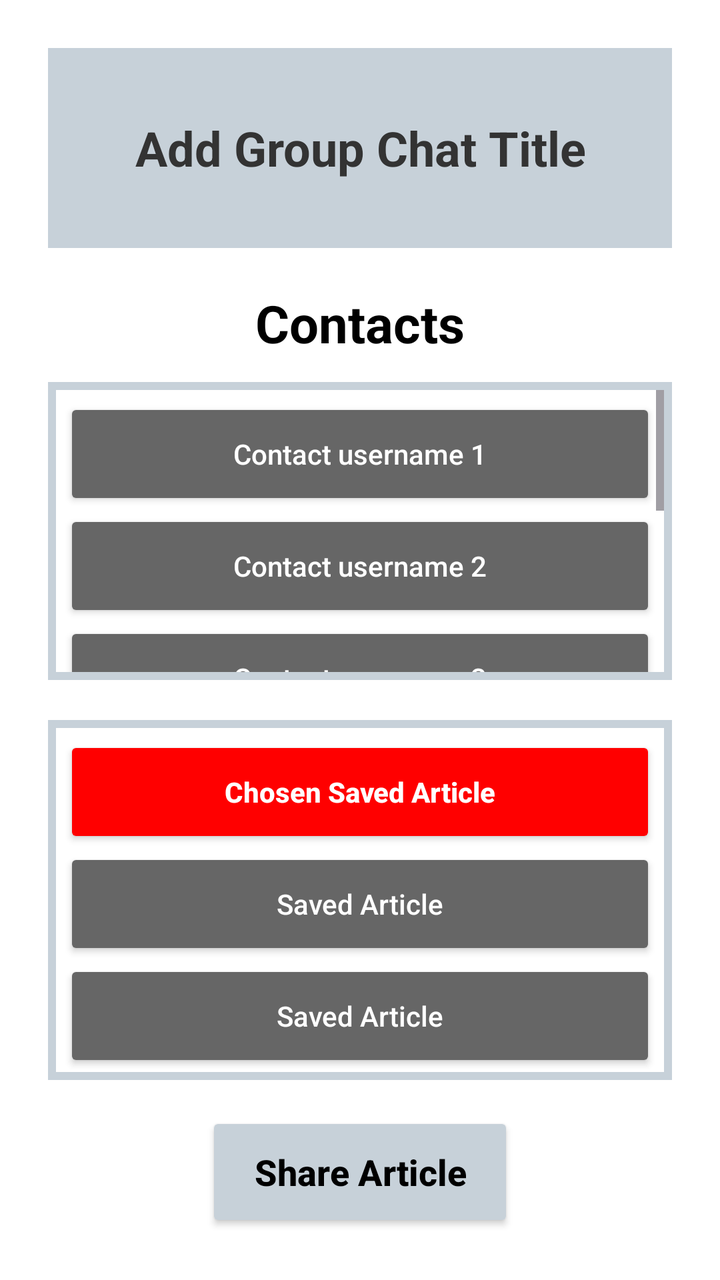
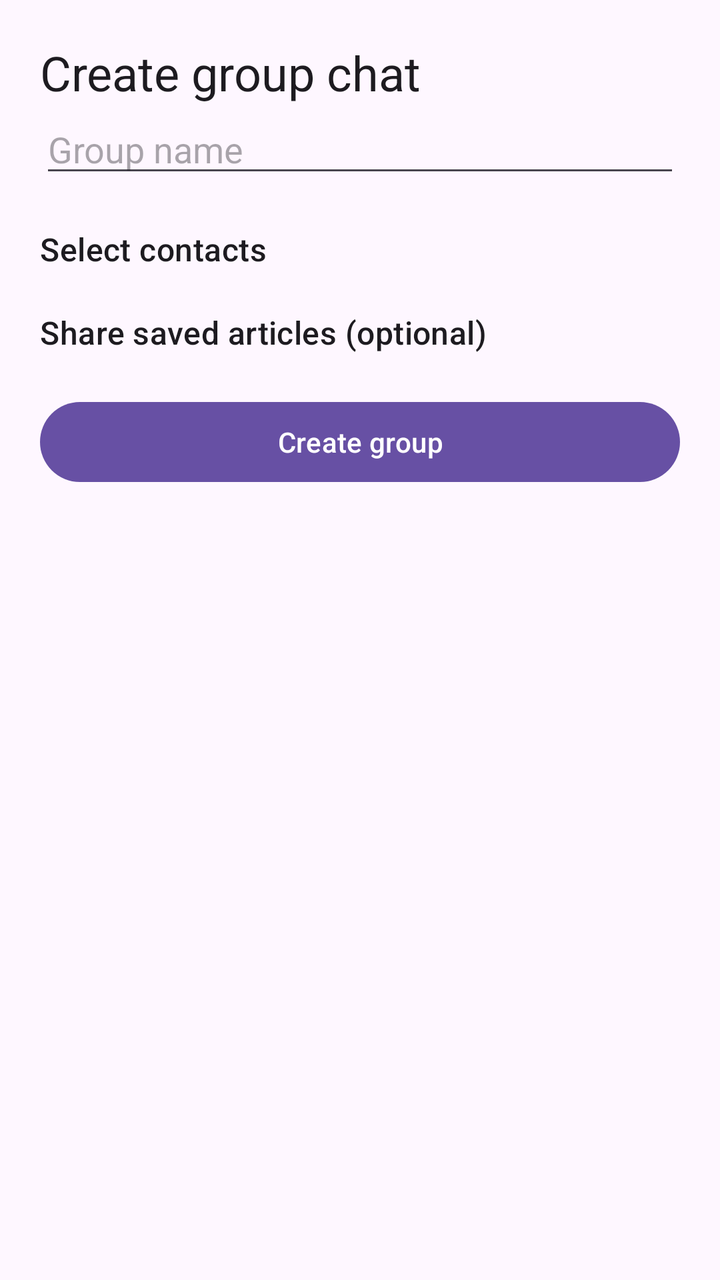

The first picture is an Android layout as it rendered before a commit; the second is the same layout after the commit. The layout source and the unified diff follow.
<!-- AndroidManifest.xml: application theme Theme.MyApplication -->
<!-- res/layout/activity_create_group_chat.xml -->
<?xml version="1.0" encoding="utf-8"?>
<androidx.constraintlayout.widget.ConstraintLayout
    xmlns:android="http://schemas.android.com/apk/res/android"
    xmlns:app="http://schemas.android.com/apk/res-auto"
    xmlns:tools="http://schemas.android.com/tools"
    android:id="@+id/main"
    android:layout_width="match_parent"
    android:layout_height="match_parent"
    android:background="#FFFFFF"
    tools:context=".CreateGroupChat">

    <LinearLayout
        android:layout_width="0dp"
        android:layout_height="0dp"
        android:orientation="vertical"
        android:padding="24dp"
        app:layout_constraintTop_toTopOf="parent"
        app:layout_constraintBottom_toBottomOf="parent"
        app:layout_constraintStart_toStartOf="parent"
        app:layout_constraintEnd_toEndOf="parent">

        <EditText
            android:id="@+id/edtGroupTitle"
            android:layout_width="match_parent"
            android:layout_height="100dp"
            android:backgroundTint="#C7D1D9"
            android:background="#C7D1D9"
            android:gravity="center"
            android:hint="Add Group Chat Title"
            android:inputType="textCapWords"
            android:maxLength="60"
            android:maxLines="1"
            android:padding="16dp"
            android:textColor="#000000"
            android:textColorHint="#333333"
            android:textSize="24sp"
            android:textStyle="bold" />

        <TextView
            android:id="@+id/txtContacts"
            android:layout_width="match_parent"
            android:layout_height="wrap_content"
            android:layout_marginTop="20dp"
            android:layout_marginBottom="12dp"
            android:gravity="center"
            android:text="Contacts"
            android:textColor="#000000"
            android:textSize="26sp"
            android:textStyle="bold" />

        <ScrollView
            android:id="@+id/scrollContacts"
            android:layout_width="match_parent"
            android:layout_height="0dp"
            android:layout_weight="1"
            android:background="#C7D1D9"
            android:padding="4dp"
            android:scrollbars="vertical">

            <LinearLayout
                android:id="@+id/contactsContainer"
                android:layout_width="match_parent"
                android:layout_height="wrap_content"
                android:background="#FFFFFF"
                android:orientation="vertical"
                android:padding="4dp">

                <androidx.appcompat.widget.AppCompatButton
                    android:id="@+id/btnContact1"
                    android:layout_width="match_parent"
                    android:layout_height="56dp"
                    android:backgroundTint="#666666"
                    android:text="Contact username 1"
                    android:textAllCaps="false"
                    android:textColor="#FFFFFF" />

                <androidx.appcompat.widget.AppCompatButton
                    android:id="@+id/btnContact2"
                    android:layout_width="match_parent"
                    android:layout_height="56dp"
                    android:backgroundTint="#666666"
                    android:text="Contact username 2"
                    android:textAllCaps="false"
                    android:textColor="#FFFFFF" />

                <androidx.appcompat.widget.AppCompatButton
                    android:id="@+id/btnContact3"
                    android:layout_width="match_parent"
                    android:layout_height="56dp"
                    android:backgroundTint="#666666"
                    android:text="Contact username 3"
                    android:textAllCaps="false"
                    android:textColor="#FFFFFF" />

                <androidx.appcompat.widget.AppCompatButton
                    android:id="@+id/btnContact4"
                    android:layout_width="match_parent"
                    android:layout_height="56dp"
                    android:backgroundTint="#666666"
                    android:text="Contact username 4"
                    android:textAllCaps="false"
                    android:textColor="#FFFFFF" />

                <androidx.appcompat.widget.AppCompatButton
                    android:id="@+id/btnContact5"
                    android:layout_width="match_parent"
                    android:layout_height="56dp"
                    android:backgroundTint="#666666"
                    android:text="Contact username 5"
                    android:textAllCaps="false"
                    android:textColor="#FFFFFF" />

                <androidx.appcompat.widget.AppCompatButton
                    android:id="@+id/btnContact6"
                    android:layout_width="match_parent"
                    android:layout_height="56dp"
                    android:backgroundTint="#666666"
                    android:text="Contact username 6"
                    android:textAllCaps="false"
                    android:textColor="#FFFFFF" />

            </LinearLayout>
        </ScrollView>

        <ScrollView
            android:id="@+id/scrollSavedArticles"
            android:layout_width="match_parent"
            android:layout_height="180dp"
            android:layout_marginTop="20dp"
            android:background="#C7D1D9"
            android:padding="4dp"
            android:scrollbars="vertical">

            <LinearLayout
                android:id="@+id/articlesContainer"
                android:layout_width="match_parent"
                android:layout_height="wrap_content"
                android:background="#FFFFFF"
                android:orientation="vertical"
                android:padding="4dp">

                <androidx.appcompat.widget.AppCompatButton
                    android:id="@+id/btnArticle1"
                    android:layout_width="match_parent"
                    android:layout_height="56dp"
                    android:backgroundTint="#FF0000"
                    android:text="Chosen Saved Article"
                    android:textAllCaps="false"
                    android:textColor="#FFFFFF"
                    android:textStyle="bold" />

                <androidx.appcompat.widget.AppCompatButton
                    android:id="@+id/btnArticle2"
                    android:layout_width="match_parent"
                    android:layout_height="56dp"
                    android:backgroundTint="#666666"
                    android:text="Saved Article"
                    android:textAllCaps="false"
                    android:textColor="#FFFFFF" />

                <androidx.appcompat.widget.AppCompatButton
                    android:id="@+id/btnArticle3"
                    android:layout_width="match_parent"
                    android:layout_height="56dp"
                    android:backgroundTint="#666666"
                    android:text="Saved Article"
                    android:textAllCaps="false"
                    android:textColor="#FFFFFF" />

            </LinearLayout>
        </ScrollView>

        <androidx.appcompat.widget.AppCompatButton
            android:id="@+id/btnShareArticle"
            android:layout_width="wrap_content"
            android:layout_height="60dp"
            android:layout_gravity="center_horizontal"
            android:layout_marginTop="16dp"
            android:backgroundTint="#C7D1D9"
            android:paddingStart="24dp"
            android:paddingEnd="24dp"
            android:text="Share Article"
            android:textAllCaps="false"
            android:textColor="#000000"
            android:textSize="18sp"
            android:textStyle="bold" />

    </LinearLayout>

</androidx.constraintlayout.widget.ConstraintLayout>
<!-- resources referenced by this layout -->
<resources>
  <style name="Theme.MyApplication" parent="Base.Theme.MyApplication" />
  <style name="Base.Theme.MyApplication" parent="Theme.Material3.DayNight.NoActionBar">
          
          
      </style>
</resources>

<!-- the commit's change to res/layout/activity_create_group_chat.xml (unified diff, before → after) -->
@@ -1,190 +1,62 @@
 <?xml version="1.0" encoding="utf-8"?>
-<androidx.constraintlayout.widget.ConstraintLayout
-    xmlns:android="http://schemas.android.com/apk/res/android"
-    xmlns:app="http://schemas.android.com/apk/res-auto"
-    xmlns:tools="http://schemas.android.com/tools"
+<ScrollView xmlns:android="http://schemas.android.com/apk/res/android"
     android:id="@+id/main"
     android:layout_width="match_parent"
     android:layout_height="match_parent"
-    android:background="#FFFFFF"
-    tools:context=".CreateGroupChat">
+    android:fillViewport="true">
 
     <LinearLayout
-        android:layout_width="0dp"
-        android:layout_height="0dp"
+        android:layout_width="match_parent"
+        android:layout_height="wrap_content"
         android:orientation="vertical"
-        android:padding="24dp"
-        app:layout_constraintTop_toTopOf="parent"
-        app:layout_constraintBottom_toBottomOf="parent"
-        app:layout_constraintStart_toStartOf="parent"
-        app:layout_constraintEnd_toEndOf="parent">
+        android:padding="20dp">
+
+        <TextView
+            android:layout_width="match_parent"
+            android:layout_height="wrap_content"
+            android:text="Create group chat"
+            android:textAppearance="?attr/textAppearanceHeadlineSmall" />
 
         <EditText
             android:id="@+id/edtGroupTitle"
             android:layout_width="match_parent"
-            android:layout_height="100dp"
-            android:backgroundTint="#C7D1D9"
-            android:background="#C7D1D9"
-            android:gravity="center"
-            android:hint="Add Group Chat Title"
-            android:inputType="textCapWords"
-            android:maxLength="60"
-            android:maxLines="1"
-            android:padding="16dp"
-            android:textColor="#000000"
-            android:textColorHint="#333333"
-            android:textSize="24sp"
-            android:textStyle="bold" />
+            android:layout_height="wrap_content"
+            android:hint="Group name"
+            android:inputType="textCapSentences"
+            android:maxLength="100"
+            android:maxLines="1" />
 
         <TextView
-            android:id="@+id/txtContacts"
             android:layout_width="match_parent"
             android:layout_height="wrap_content"
             android:layout_marginTop="20dp"
-            android:layout_marginBottom="12dp"
-            android:gravity="center"
-            android:text="Contacts"
-            android:textColor="#000000"
-            android:textSize="26sp"
-            android:textStyle="bold" />
+            android:text="Select contacts"
+            android:textAppearance="?attr/textAppearanceTitleMedium" />
 
-        <ScrollView
-            android:id="@+id/scrollContacts"
+        <LinearLayout
+            android:id="@+id/contactsContainer"
             android:layout_width="match_parent"
-            android:layout_height="0dp"
-            android:layout_weight="1"
-            android:background="#C7D1D9"
-            android:padding="4dp"
-            android:scrollbars="vertical">
+            android:layout_height="wrap_content"
+            android:orientation="vertical" />
 
-            <LinearLayout
-                android:id="@+id/contactsContainer"
-                android:layout_width="match_parent"
-                android:layout_height="wrap_content"
-                android:background="#FFFFFF"
-                android:orientation="vertical"
-                android:padding="4dp">
+        <TextView
+            android:layout_width="match_parent"
+            android:layout_height="wrap_content"
+            android:layout_marginTop="20dp"
+            android:text="Share saved articles (optional)"
+            android:textAppearance="?attr/textAppearanceTitleMedium" />
 
-                <androidx.appcompat.widget.AppCompatButton
-                    android:id="@+id/btnContact1"
-                    android:layout_width="match_parent"
-                    android:layout_height="56dp"
-                    android:backgroundTint="#666666"
-                    android:text="Contact username 1"
-                    android:textAllCaps="false"
-                    android:textColor="#FFFFFF" />
+        <LinearLayout
+            android:id="@+id/articlesContainer"
+            android:layout_width="match_parent"
+            android:layout_height="wrap_content"
+            android:orientation="vertical" />
 
-                <androidx.appcompat.widget.AppCompatButton
-                    android:id="@+id/btnContact2"
-                    android:layout_width="match_parent"
-                    android:layout_height="56dp"
-                    android:backgroundTint="#666666"
-                    android:text="Contact username 2"
-                    android:textAllCaps="false"
-                    android:textColor="#FFFFFF" />
-
-                <androidx.appcompat.widget.AppCompatButton
-                    android:id="@+id/btnContact3"
-                    android:layout_width="match_parent"
-                    android:layout_height="56dp"
-                    android:backgroundTint="#666666"
-                    android:text="Contact username 3"
-                    android:textAllCaps="false"
-                    android:textColor="#FFFFFF" />
-
-                <androidx.appcompat.widget.AppCompatButton
-                    android:id="@+id/btnContact4"
-                    android:layout_width="match_parent"
-                    android:layout_height="56dp"
-                    android:backgroundTint="#666666"
-                    android:text="Contact username 4"
-                    android:textAllCaps="false"
-                    android:textColor="#FFFFFF" />
-
-                <androidx.appcompat.widget.AppCompatButton
-                    android:id="@+id/btnContact5"
-                    android:layout_width="match_parent"
-                    android:layout_height="56dp"
-                    android:backgroundTint="#666666"
-                    android:text="Contact username 5"
-                    android:textAllCaps="false"
-                    android:textColor="#FFFFFF" />
-
-                <androidx.appcompat.widget.AppCompatButton
-                    android:id="@+id/btnContact6"
-                    android:layout_width="match_parent"
-                    android:layout_height="56dp"
-                    android:backgroundTint="#666666"
-                    android:text="Contact username 6"
-                    android:textAllCaps="false"
-                    android:textColor="#FFFFFF" />
-
-            </LinearLayout>
-        </ScrollView>
-
-        <ScrollView
-            android:id="@+id/scrollSavedArticles"
+        <Button
+            android:id="@+id/btnCreateGroup"
             android:layout_width="match_parent"
-            android:layout_height="180dp"
+            android:layout_height="wrap_content"
             android:layout_marginTop="20dp"
-            android:background="#C7D1D9"
-            android:padding="4dp"
-            android:scrollbars="vertical">
-
-            <LinearLayout
-                android:id="@+id/articlesContainer"
-                android:layout_width="match_parent"
-                android:layout_height="wrap_content"
-                android:background="#FFFFFF"
-                android:orientation="vertical"
-                android:padding="4dp">
-
-                <androidx.appcompat.widget.AppCompatButton
-                    android:id="@+id/btnArticle1"
-                    android:layout_width="match_parent"
-                    android:layout_height="56dp"
-                    android:backgroundTint="#FF0000"
-                    android:text="Chosen Saved Article"
-                    android:textAllCaps="false"
-                    android:textColor="#FFFFFF"
-                    android:textStyle="bold" />
-
-                <androidx.appcompat.widget.AppCompatButton
-                    android:id="@+id/btnArticle2"
-                    android:layout_width="match_parent"
-                    android:layout_height="56dp"
-                    android:backgroundTint="#666666"
-                    android:text="Saved Article"
-                    android:textAllCaps="false"
-                    android:textColor="#FFFFFF" />
-
-                <androidx.appcompat.widget.AppCompatButton
-                    android:id="@+id/btnArticle3"
-                    android:layout_width="match_parent"
-                    android:layout_height="56dp"
-                    android:backgroundTint="#666666"
-                    android:text="Saved Article"
-                    android:textAllCaps="false"
-                    android:textColor="#FFFFFF" />
-
-            </LinearLayout>
-        </ScrollView>
-
-        <androidx.appcompat.widget.AppCompatButton
-            android:id="@+id/btnShareArticle"
-            android:layout_width="wrap_content"
-            android:layout_height="60dp"
-            android:layout_gravity="center_horizontal"
-            android:layout_marginTop="16dp"
-            android:backgroundTint="#C7D1D9"
-            android:paddingStart="24dp"
-            android:paddingEnd="24dp"
-            android:text="Share Article"
-            android:textAllCaps="false"
-            android:textColor="#000000"
-            android:textSize="18sp"
-            android:textStyle="bold" />
-
+            android:text="Create group" />
     </LinearLayout>
-
-</androidx.constraintlayout.widget.ConstraintLayout>
+</ScrollView>
